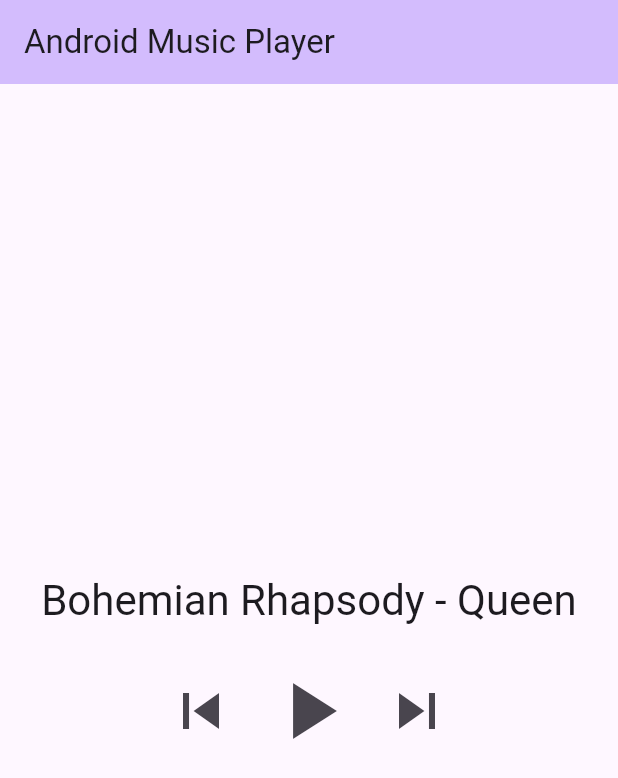
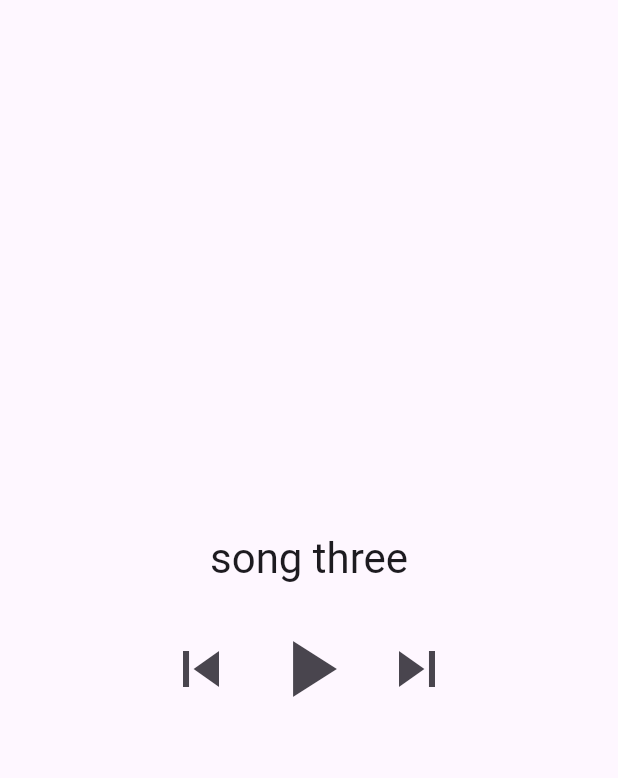
Before and after one commit to EmigrantDolphin/song_playa, a Flutter app: the screen it shows after launch, after a tap on the "skip previous" icon, on a phone screen of 412 x 824 dp. Shown: the top 778 px of the screen. Run offline on Flutter 3.47's test engine with Material 3 defaults, Android fonts, the phone set to English and light mode, and no system bars.

Commit message:
move music player screen to separate file

```diff
--- a/lib/main.dart
+++ b/lib/main.dart
@@ -1,4 +1,5 @@
 import 'package:flutter/material.dart';
+import 'package:song_playa/screens/player_screen.dart';
 
 void main() {
   runApp(const MyApp());
@@ -16,86 +17,7 @@ class MyApp extends StatelessWidget {
         colorScheme: ColorScheme.fromSeed(seedColor: Colors.deepPurple),
         useMaterial3: true,
       ),
-      home: const MusicPlayerPage(),
+      home: const MusicPlayerScreen(),
     );
   }
 }
-
-class MusicPlayerPage extends StatefulWidget {
-  const MusicPlayerPage({super.key});
-
-  @override
-  State<MusicPlayerPage> createState() => _MusicPlayerPageState();
-}
-
-class _MusicPlayerPageState extends State<MusicPlayerPage> {
-  // Hardcoded song data
-  final String _currentSong = "Bohemian Rhapsody - Queen";
-
-  // Empty logic functions as requested
-  void _togglePlayStop() {
-    // Logic to play/stop audio would go here
-  }
-
-  void _nextSong() {
-    // Logic to skip to next song would go here
-  }
-
-  void _previousSong() {
-    // Logic to skip to previous song would go here
-  }
-
-  @override
-  Widget build(BuildContext context) {
-    return Scaffold(
-      appBar: AppBar(
-        backgroundColor: Theme.of(context).colorScheme.inversePrimary,
-        title: const Text("Android Music Player"),
-      ),
-      body: Center(
-        child: Column(
-          mainAxisAlignment: MainAxisAlignment.center,
-          children: [
-            // Song Name Label
-            Padding(
-              padding: const EdgeInsets.all(16.0),
-              child: Text(
-                _currentSong,
-                style: Theme.of(context).textTheme.headlineMedium,
-                textAlign: TextAlign.center,
-              ),
-            ),
-
-            // Control Buttons
-            Row(
-              mainAxisAlignment: MainAxisAlignment.center,
-              children: [
-                // Previous Button
-                IconButton(
-                  iconSize: 48,
-                  icon: const Icon(Icons.skip_previous),
-                  onPressed: _previousSong,
-                ),
-
-                // Play/Stop Button
-                IconButton(
-                  iconSize: 64,
-                  // Using play_arrow, could be swapped for Icons.stop or Icons.pause based on state later
-                  icon: const Icon(Icons.play_arrow),
-                  onPressed: _togglePlayStop,
-                ),
-
-                // Next Button
-                IconButton(
-                  iconSize: 48,
-                  icon: const Icon(Icons.skip_next),
-                  onPressed: _nextSong,
-                ),
-              ],
-            ),
-          ],
-        ),
-      ),
-    );
-  }
-}
--- /dev/null
+++ b/lib/screens/player_screen.dart
@@ -0,0 +1,91 @@
+import 'package:flutter/material.dart';
+
+class MusicPlayerScreen extends StatefulWidget {
+  const MusicPlayerScreen({super.key});
+
+  @override
+  State<MusicPlayerScreen> createState() => _MusicPlayerScreenState();
+}
+
+class _MusicPlayerScreenState extends State<MusicPlayerScreen> {
+  var _isPlaying = false;
+  var _currentSongIndex = 0;
+  var _songs = ["song one", "song two", "song three"];
+
+  // Empty logic functions as requested
+  void _togglePlayStop() {
+    setState(() {
+      _isPlaying = !_isPlaying;
+    });
+  }
+
+  void _nextSong() {
+    setState(() {
+      if (_songs.length <= _currentSongIndex + 1) {
+        _currentSongIndex = 0;
+      } else {
+        _currentSongIndex += 1;
+      }
+    });
+  }
+
+  void _previousSong() {
+    setState(() {
+      if (_currentSongIndex - 1 < 0) {
+        _currentSongIndex = _songs.length - 1;
+      } else {
+        _currentSongIndex -= 1;
+      }
+    });
+  }
+
+  @override
+  Widget build(BuildContext context) {
+    return Scaffold(
+      body: Center(
+        child: Column(
+          mainAxisAlignment: MainAxisAlignment.center,
+          children: [
+            // Song Name Label
+            Padding(
+              padding: const EdgeInsets.all(16.0),
+              child: Text(
+                _songs[_currentSongIndex],
+                style: Theme.of(context).textTheme.headlineMedium,
+                textAlign: TextAlign.center,
+              ),
+            ),
+
+            // Control Buttons
+            Row(
+              mainAxisAlignment: MainAxisAlignment.center,
+              children: [
+                // Previous Button
+                IconButton(
+                  iconSize: 48,
+                  icon: const Icon(Icons.skip_previous),
+                  onPressed: _previousSong,
+                ),
+
+                // Play/Stop Button
+                IconButton(
+                  iconSize: 64,
+                  // Using play_arrow, could be swapped for Icons.stop or Icons.pause based on state later
+                  icon: !_isPlaying ? const Icon(Icons.play_arrow) : const Icon(Icons.pause),
+                  onPressed: _togglePlayStop,
+                ),
+
+                // Next Button
+                IconButton(
+                  iconSize: 48,
+                  icon: const Icon(Icons.skip_next),
+                  onPressed: _nextSong,
+                ),
+              ],
+            ),
+          ],
+        ),
+      ),
+    );
+  }
+}
```
